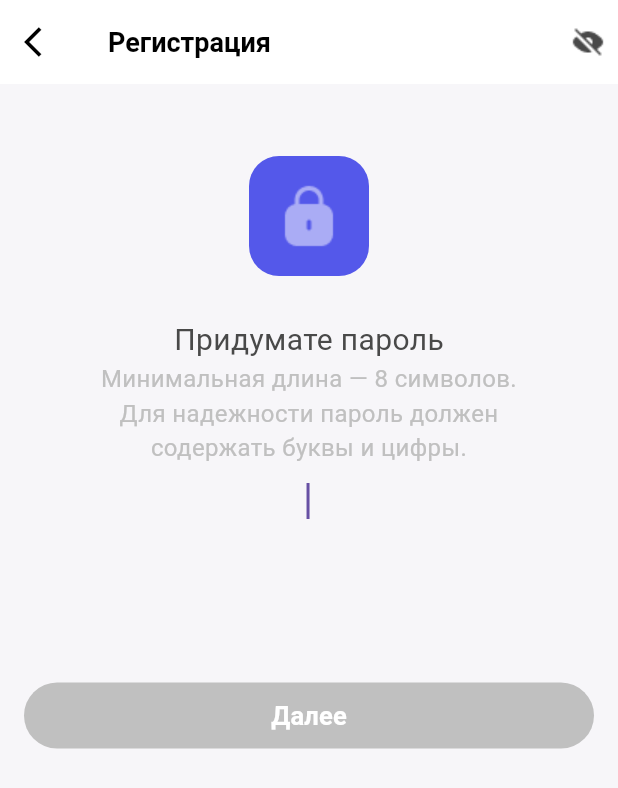
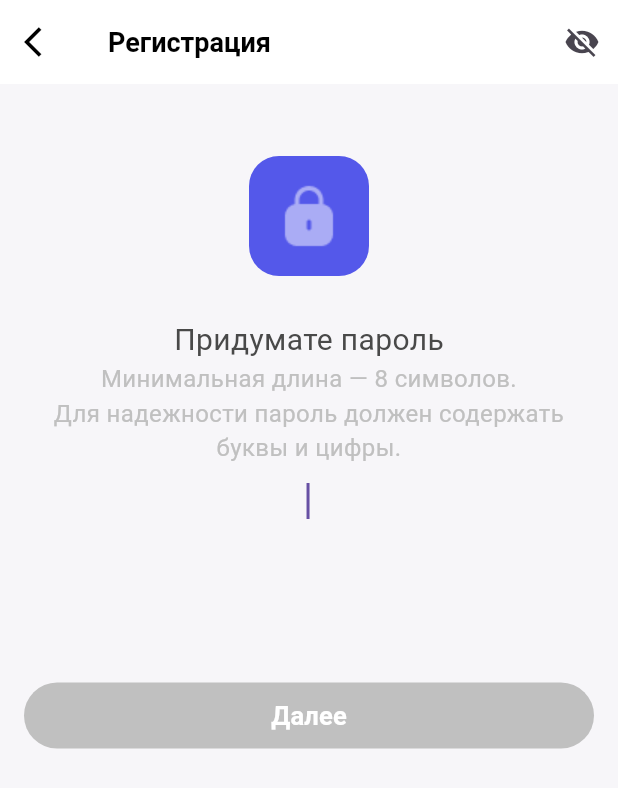
Before and after one commit to VladislavA966/Neobis_Android_Chapter8, a Flutter app: the RegistrationScreen screen opened directly, after a tap on "Войти", on a phone screen of 412 x 824 dp. Shown: the top 788 px of the screen. Run offline on Flutter 3.47's test engine with Material 3 defaults, Android fonts, the phone set to English and light mode, and no system bars; our stand-ins replace bloc, dio, flutter_bloc, get_it; network calls fail.

Commit message:
refactored screens code

```diff
--- a/lib/features/login/presentation/login_screen.dart
+++ b/lib/features/login/presentation/login_screen.dart
@@ -54,13 +54,25 @@ class _LoginScreenState extends State<LoginScreen> {
   Widget _buildLoginFields() {
     return Column(
       children: [
-        CommonTextField(
+        _usernameField(),
+        const SizedBox(height: 51),
+        _passwordField(),
+        const SizedBox(height: 82),
+        _loginButton(),
+      ],
+    );
+  }
+
+  Widget _usernameField() {
+    return CommonTextField(
       controller: loginController,
       title: 'Имя пользователя',
       obscureText: false,
-        ),
-        const SizedBox(height: 51),
-        CommonTextField(
+    );
+  }
+
+  Widget _passwordField() {
+    return CommonTextField(
       controller: passwordController,
       title: 'Пароль',
       suffix: IconButton(
@@ -70,9 +82,11 @@ class _LoginScreenState extends State<LoginScreen> {
         onPressed: () => setState(() => obscureText = !obscureText),
       ),
       obscureText: obscureText,
-        ),
-        const SizedBox(height: 82),
-        BlocListener<LogInBloc, LogInState>(
+    );
+  }
+
+  Widget _loginButton() {
+    return BlocListener<LogInBloc, LogInState>(
       listener: (context, state) {
         if (state is LogInLoaded) {
           print(state);
@@ -96,8 +110,6 @@ class _LoginScreenState extends State<LoginScreen> {
           ));
         },
       ),
-        ),
-      ],
     );
   }
 
--- /dev/null
+++ b/lib/features/registration/presentation/common_widgets/password_text_field.dart
@@ -0,0 +1,29 @@
+import 'package:flutter/material.dart';
+
+class PasswordTextField extends StatelessWidget {
+  final bool obscureText;
+  final FocusNode focusNode;
+  final bool autofocus;
+  final TextEditingController controller;
+
+  const PasswordTextField({
+    super.key,
+    required this.obscureText,
+    required this.controller,
+    required this.focusNode,
+    required this.autofocus,
+  });
+
+  @override
+  Widget build(BuildContext context) {
+    return TextField(
+      controller: controller,
+      focusNode: focusNode,
+      autofocus: autofocus,
+      obscureText: obscureText,
+      obscuringCharacter: '●',
+      textAlign: TextAlign.center,
+      decoration: InputDecoration(border: InputBorder.none),
+    );
+  }
+}
--- a/lib/features/registration/presentation/screens/send_login_email_screen.dart
+++ b/lib/features/registration/presentation/screens/send_login_email_screen.dart
@@ -16,58 +16,79 @@ class RegistrationScreen extends StatefulWidget {
 class _RegistrationScreenState extends State<RegistrationScreen> {
   final usernameController = TextEditingController();
   final emailController = TextEditingController();
+
   @override
   Widget build(BuildContext context) {
     return Scaffold(
-      appBar: AppBar(
+      appBar: _buildAppBar(),
+      body: _buildBody(),
+    );
+  }
+
+  AppBar _buildAppBar() {
+    return AppBar(
       leading: IconButton(
         icon: const Icon(Icons.arrow_back_ios),
         color: AppColors.black,
-          onPressed: () {
-            Navigator.pop(context);
-          },
+        onPressed: () => Navigator.pop(context),
       ),
       title: Text(
         'Регистрация',
-          style: AppFonts.s18w700.copyWith(
-            color: AppColors.black,
-          ),
+        style: AppFonts.s18w700.copyWith(color: AppColors.black),
       ),
       backgroundColor: AppColors.white,
       elevation: 0,
-      ),
-      body: Center(
+    );
+  }
+
+  Widget _buildBody() {
+    return Center(
       child: Padding(
         padding: const EdgeInsets.symmetric(horizontal: 20, vertical: 20),
         child: Column(
           children: [
-              const SizedBox(
-                height: 24,
+            const SizedBox(height: 24),
+            _buildLogo(),
+            const SizedBox(height: 68),
+            _buildUsernameField(),
+            const SizedBox(height: 52),
+            _buildEmailField(),
+            const SizedBox(height: 46),
+            _buildRegisterButton(),
+          ],
         ),
+      ),
+    );
+  }
+
+  Widget _buildLogo() {
+    return Column(
+      children: [
         Image.asset(AppImages.cart),
-              const SizedBox(
-                height: 8,
-              ),
+        const SizedBox(height: 8),
         const Text('MOBI MARKET', style: AppFonts.s18w800),
-              const SizedBox(
-                height: 68,
-              ),
-              CommonTextField(
+      ],
+    );
+  }
+
+  Widget _buildUsernameField() {
+    return CommonTextField(
       controller: usernameController,
       title: 'Имя пользователя',
-                  obscureText: false),
-              const SizedBox(
-                height: 52,
-              ),
-              CommonTextField(
+      obscureText: false,
+    );
+  }
+
+  Widget _buildEmailField() {
+    return CommonTextField(
       controller: emailController,
       title: 'Почта',
       obscureText: false,
-              ),
-              const SizedBox(
-                height: 46,
-              ),
-              CommonElevatedButton(
+    );
+  }
+
+  Widget _buildRegisterButton() {
+    return CommonElevatedButton(
       title: 'Войти',
       onPressed: () {
         Navigator.push(
@@ -80,11 +101,6 @@ class _RegistrationScreenState extends State<RegistrationScreen> {
           ),
         );
       },
-              )
-            ],
-          ),
-        ),
-      ),
     );
   }
 }
--- a/lib/features/registration/presentation/screens/send_password_screen.dart
+++ b/lib/features/registration/presentation/screens/send_password_screen.dart
@@ -5,11 +5,13 @@ import 'package:neobis_android_chapter8/core/recources/app_colors.dart';
 import 'package:neobis_android_chapter8/core/recources/app_fonts.dart';
 import 'package:neobis_android_chapter8/core/recources/app_images.dart';
 import 'package:neobis_android_chapter8/features/registration/presentation/bloc/registration_bloc.dart';
+import 'package:neobis_android_chapter8/features/registration/presentation/common_widgets/password_text_field.dart';
 import 'package:neobis_android_chapter8/features/user_profile_screen.dart/presentation/user_profile_screen.dart';
 
 class CreatePasswordScreen extends StatefulWidget {
   final String userName;
   final String email;
+
   const CreatePasswordScreen(
       {super.key, required this.userName, required this.email});
 
@@ -18,10 +20,10 @@ class CreatePasswordScreen extends StatefulWidget {
 }
 
 class _CreatePasswordScreenState extends State<CreatePasswordScreen> {
+  final _firstPasswordController = TextEditingController();
+  final _secondPasswordController = TextEditingController();
   final FocusNode _focusNodeFirst = FocusNode();
   final FocusNode _focusNodeSecond = FocusNode();
-  final _firstPasswordController = TextEditingController();
-  final _secondPasswordController = TextEditingController();
 
   bool _isButtonEnabled = false;
   bool _obscureText = true;
@@ -33,35 +35,24 @@ class _CreatePasswordScreenState extends State<CreatePasswordScreen> {
     _secondPasswordController.addListener(_updateButtonState);
   }
 
+  @override
+  void dispose() {
+    _firstPasswordController.dispose();
+    _secondPasswordController.dispose();
+    _focusNodeFirst.dispose();
+    _focusNodeSecond.dispose();
+    super.dispose();
+  }
+
   void _updateButtonState() {
-    if (_focusNodeFirst.hasFocus &&
-        _firstPasswordController.text.isNotEmpty &&
-        _firstPasswordController.text.contains(
-          RegExp(r'[a-zA-Z]'),
-        ) &&
-        _firstPasswordController.text.contains(
-          RegExp(r'[0-9]'),
-        )) {
     setState(() {
-        _isButtonEnabled = true;
+      _isButtonEnabled = _firstPasswordController.text.isNotEmpty &&
+          _secondPasswordController.text.isNotEmpty &&
+          _firstPasswordController.text == _secondPasswordController.text;
     });
-    } else if (_focusNodeSecond.hasFocus &&
-        _secondPasswordController.text.isNotEmpty &&
-        _secondPasswordController.text == _firstPasswordController.text) {
-      setState(() {
-        _isButtonEnabled = true;
-      });
-    } else {
-      setState(() {
-        _isButtonEnabled = false;
-      });
-    }
   }
 
   void _onButtonPressed() {
-    if (_focusNodeFirst.hasFocus) {
-      FocusScope.of(context).requestFocus(_focusNodeSecond);
-    } else if (_focusNodeSecond.hasFocus) {
     BlocProvider.of<RegistrationBloc>(context).add(
       GetRegistrationEvent(
           userName: widget.userName,
@@ -69,87 +60,79 @@ class _CreatePasswordScreenState extends State<CreatePasswordScreen> {
           email: widget.email),
     );
   }
-  }
 
   @override
-  void dispose() {
-    _focusNodeFirst.dispose();
-    _focusNodeSecond.dispose();
-    _firstPasswordController.dispose();
-    _secondPasswordController.dispose();
-    super.dispose();
-  }
-
   Widget build(BuildContext context) {
     return Scaffold(
       appBar: AppBar(
-        actions: [
-          Padding(
-            padding: const EdgeInsets.all(8.0),
-            child: InkWell(
-              onTap: () {
-                setState(() {
-                  _obscureText = !_obscureText;
-                });
-              },
-              child: Image.asset(
-                AppImages.hideText,
-              ),
-            ),
-          ),
-        ],
         leading: IconButton(
           icon: const Icon(Icons.arrow_back_ios),
           color: AppColors.black,
-          onPressed: () {
-            Navigator.pop(context);
-          },
+          onPressed: () => Navigator.pop(context),
         ),
-        title: Text(
-          'Регистрация',
-          style: AppFonts.s18w700.copyWith(
-            color: AppColors.black,
+        actions: [
+          IconButton(
+            icon: Icon(_obscureText ? Icons.visibility_off : Icons.visibility),
+            onPressed: () => setState(() => _obscureText = !_obscureText),
           ),
-        ),
+        ],
+        title: Text('Регистрация',
+            style: AppFonts.s18w700.copyWith(color: AppColors.black)),
         backgroundColor: AppColors.white,
         elevation: 0,
       ),
-      body: Center(
+      body: _buildBody(),
+    );
+  }
+
+  Widget _buildBody() {
+    return Center(
       child: Padding(
         padding: const EdgeInsets.all(16),
         child: Column(
           children: [
-              const SizedBox(
-                height: 32,
+            const SizedBox(height: 32),
+            _buildLogoSection(),
+            const SizedBox(height: 28),
+            _buildInstructionsText(),
+            _buildPasswordFields(),
+            const SizedBox(height: 49),
+            _buildNextButton(),
+          ],
         ),
-              Container(
+      ),
+    );
+  }
+
+  Widget _buildLogoSection() {
+    return Container(
       width: 80,
       height: 80,
       decoration: BoxDecoration(
-                  image: const DecorationImage(
-                    image: AssetImage(
-                      AppImages.lock,
-                    ),
-                  ),
+        image: const DecorationImage(image: AssetImage(AppImages.lock)),
         color: AppColors.violet,
-                  shape: BoxShape.rectangle,
         borderRadius: BorderRadius.circular(20),
       ),
+    );
+  }
+
+  Widget _buildInstructionsText() {
+    return Column(
+      children: [
+        Text('Придумате пароль',
+            style: AppFonts.s20w400.copyWith(color: AppColors.grey49)),
+        Text(
+          'Минимальная длина — 8 символов.\nДля надежности пароль должен содержать буквы и цифры.',
+          textAlign: TextAlign.center,
+          style: AppFonts.s16w400.copyWith(color: AppColors.grey),
         ),
-              const SizedBox(
-                height: 28,
-              ),
-              Text(
-                'Придумате пароль',
-                style: AppFonts.s20w400.copyWith(color: AppColors.grey49),
-              ),
-              Text(
-                'Минимальная длина — 8 символов.\nДля надежности пароль должен\nсодержать буквы и цифры.',
-                textAlign: TextAlign.center,
-                style: AppFonts.s16w400.copyWith(
-                  color: AppColors.grey,
-                ),
-              ),
+      ],
+    );
+  }
+
+  Widget _buildPasswordFields() {
+    return Column(
+      children: [
         PasswordTextField(
           obscureText: _obscureText,
           controller: _firstPasswordController,
@@ -162,62 +145,27 @@ class _CreatePasswordScreenState extends State<CreatePasswordScreen> {
           focusNode: _focusNodeSecond,
           autofocus: false,
         ),
-              const SizedBox(height: 49),
-              BlocListener<RegistrationBloc, RegistrationState>(
+      ],
+    );
+  }
+
+  Widget _buildNextButton() {
+    return BlocListener<RegistrationBloc, RegistrationState>(
       listener: (context, state) {
         if (state is RegistrationLoaded) {
-                    Navigator.push(
+          Navigator.pushReplacement(
               context,
               MaterialPageRoute(
-                        builder: (context) => const UserProfileScrreen(),
-                      ),
-                    );
+                  builder: (context) => const UserProfileScrreen()));
         } else if (state is RegistrationError) {
-                    ScaffoldMessenger.of(context).showSnackBar(
-                      SnackBar(
-                        content:
-                            Text('Пользователь с таким именем уже существует'),
-                      ),
-                    );
+          ScaffoldMessenger.of(context).showSnackBar(SnackBar(
+              content: Text('Пользователь с таким именем уже существует')));
         }
       },
       child: CommonElevatedButton(
         title: 'Далее',
         onPressed: _isButtonEnabled ? _onButtonPressed : null,
       ),
-              ),
-            ],
-          ),
-        ),
-      ),
     );
   }
 }
-
-class PasswordTextField extends StatelessWidget {
-  final bool obscureText;
-  final FocusNode focusNode;
-  final bool autofocus;
-  final TextEditingController controller;
-
-  const PasswordTextField({
-    super.key,
-    required this.autofocus,
-    required this.focusNode,
-    required this.controller,
-    required this.obscureText,
-  });
-
-  @override
-  Widget build(BuildContext context) {
-    return TextField(
-      controller: controller,
-      focusNode: focusNode,
-      autofocus: autofocus,
-      obscureText: obscureText,
-      obscuringCharacter: '●',
-      textAlign: TextAlign.center,
-      decoration: InputDecoration(border: InputBorder.none),
-    );
-  }
-}
```
Lines whose indentation alone changed are shown as unchanged.
